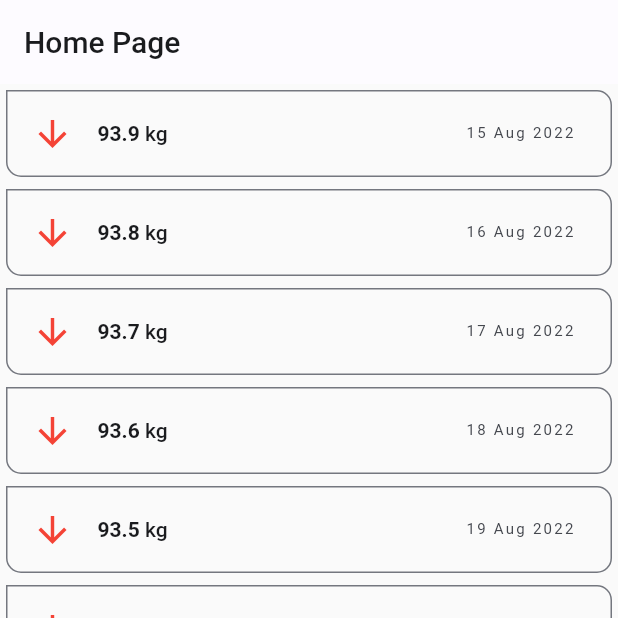
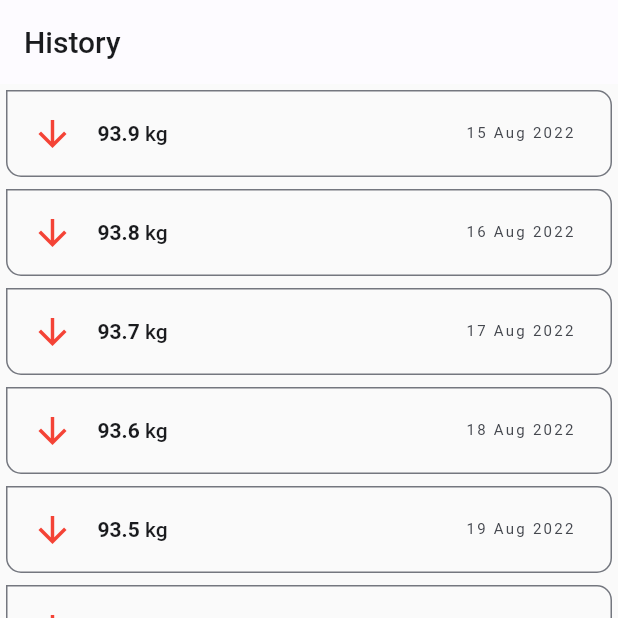
Before and after one commit to them3k/weight_app, a Flutter app: the screen it shows after launch, item 2 of the bottom bar chosen, on a phone screen of 412 x 824 dp, the top half of it. Run offline on Flutter 3.47's test engine with Material 2 defaults, Android fonts, the phone set to English and light mode, and no system bars; our stand-ins replace fl_chart, get_it, hive, hive_flutter, syncfusion_flutter_gauges; missing offline and left inert: dart:ffi; accounts and stored records are empty.

Commit message:
Implement correct title in AppBar

```diff
--- a/lib/ui/views/main_page.dart
+++ b/lib/ui/views/main_page.dart
@@ -21,6 +21,7 @@ class _MainPageState extends State<MainPage> {
   }
 
   List page = [const HomePage(), const HistoryPage(), const SettingsPage()];
+  List appBarTitle = const ['Home', 'History','Settings'];
 
   @override
   Widget build(BuildContext context) {
@@ -59,7 +60,7 @@ class _MainPageState extends State<MainPage> {
               )
             : const SizedBox();
       }),
-    ], title: const Text('Home Page'));
+    ], title: Text(appBarTitle[_selectedIndex]));
   }
 }
 
```
